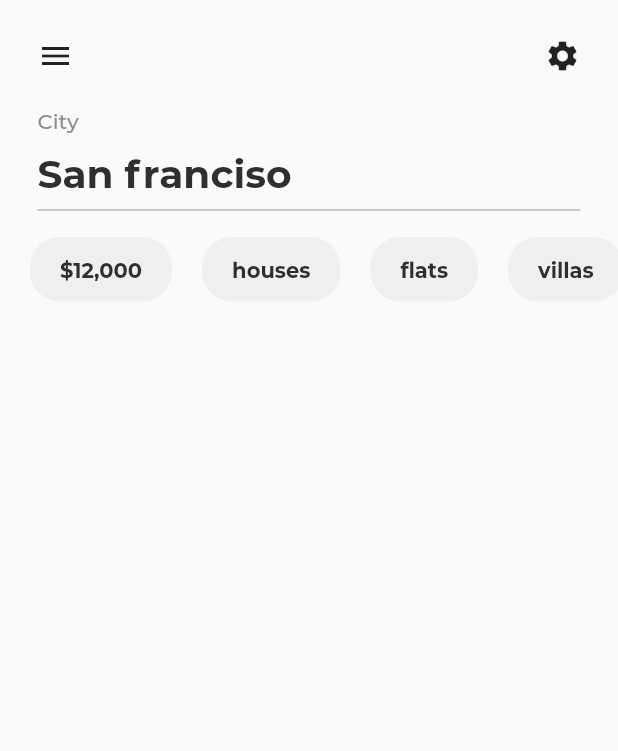
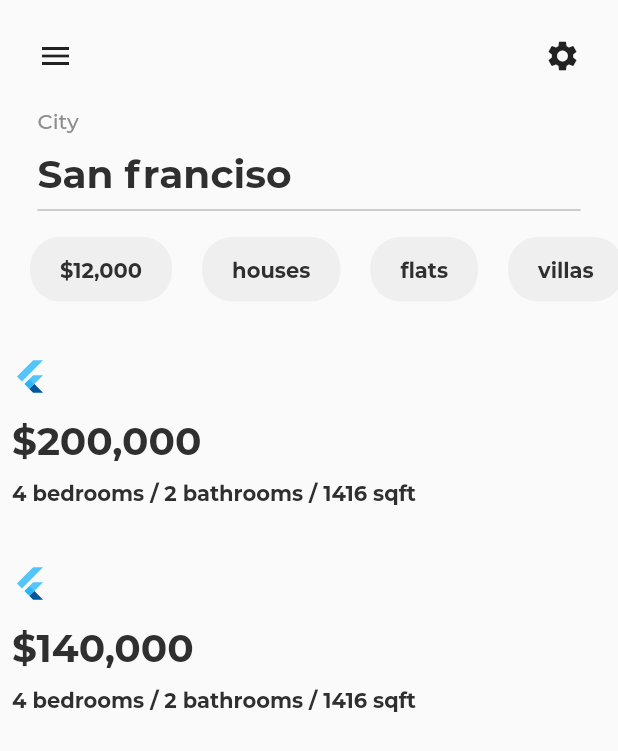
Before and after one commit to priyanshu-01/real_estate_app, a Flutter app: the screen it shows after launch, on a phone screen of 412 x 824 dp. Shown: the top 751 px of the screen. Run offline on Flutter 3.47's test engine with Material 2 defaults, Android fonts, the phone set to English and light mode, and no system bars.

```diff
--- a/lib/screens/LandingPage.dart
+++ b/lib/screens/LandingPage.dart
@@ -71,6 +71,18 @@ class LandingPage extends StatelessWidget {
             // ChoiceOption -> Row -> SingleChildScrollView (axis horizontal)
 
             addVerticalSpace(10),
+            Expanded(
+              child: Padding(
+                padding: const EdgeInsets.all(8.0),
+                child: ListView.builder(
+                  itemCount: RE_DATA.length,
+                  itemBuilder: (context, index) {
+                    return RealEstateItem(itemData: RE_DATA[index]);
+                  },
+                ),
+              ),
+            ),
+
             // ListView.builder (itemCount : RE_DATA.length, itemBuilder : RealEstateItem(itemData: RE_DATA[index]),   -> Padding -> Expanded                   ) )
           ],
         ),
```
